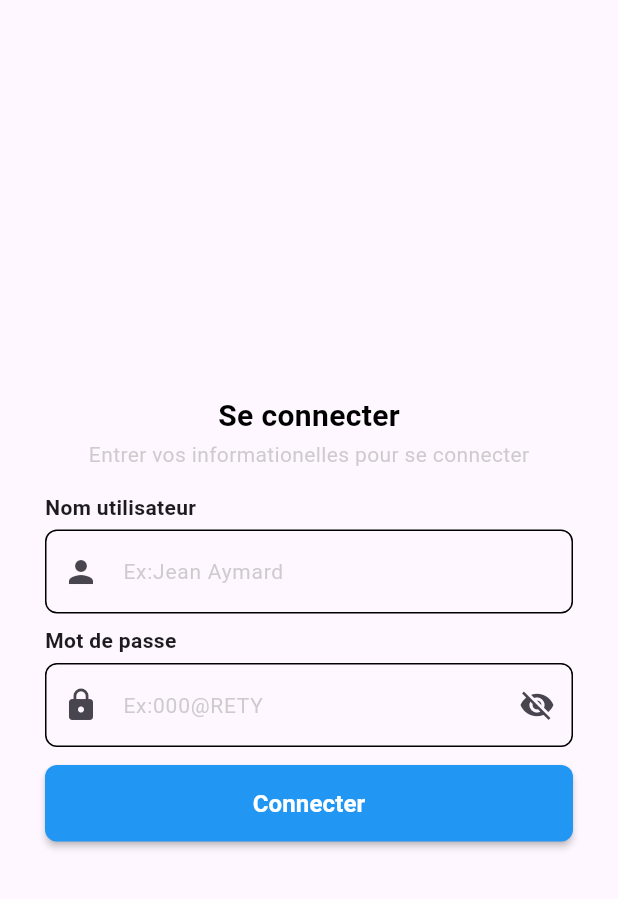
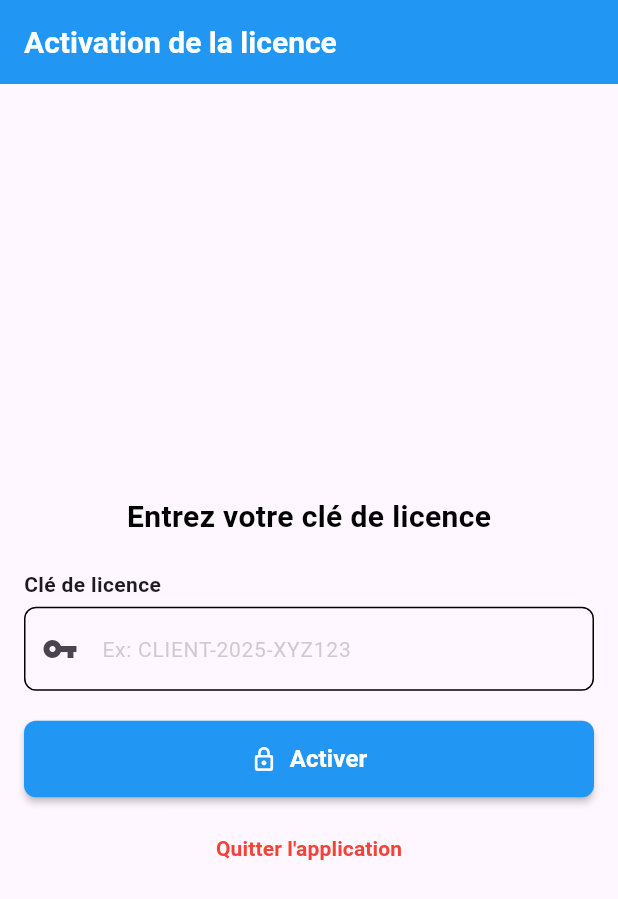
Before and after one commit to Balelee/pos-system, a Flutter app: the screen it shows after launch, on a phone screen of 412 x 824 dp. Shown: the top 899 px of the screen. Run offline on Flutter 3.47's test engine with Material 3 defaults, Android fonts, the phone set to English and light mode, and no system bars; drawn by our look-alikes of toastification; our stand-ins replace flutter_secure_storage, get, image_picker, sqflite; missing offline and left inert: bcrypt, blue_thermal_printer, esc_pos_utils; accounts and stored records are empty.

Commit message:
licence key is done !

```diff
--- /dev/null
+++ b/lib/app/modules/licence/views/licence_view.dart
@@ -0,0 +1,74 @@
+import 'package:flutter/material.dart';
+import 'package:flutter/services.dart';
+import 'package:get/get.dart';
+import 'package:pos/app/data/components/bouton/bouton.dart';
+import 'package:pos/app/data/components/color/appcolor.dart';
+import 'package:pos/app/data/components/text/text.dart';
+import 'package:pos/app/data/components/textField/textField.dart';
+import '../controllers/licence_controller.dart';
+
+class LicenceView extends GetView<LicenceController> {
+  const LicenceView({super.key});
+
+  @override
+  Widget build(BuildContext context) {
+    return Scaffold(
+      appBar: AppBar(
+        title: const ParagraphText(
+          text: "Activation de la licence",
+          color: Colors.white,
+        ),
+        backgroundColor: Colors.blue,
+      ),
+      body: Padding(
+        padding: const EdgeInsets.all(16.0),
+        child: Column(
+          crossAxisAlignment: CrossAxisAlignment.center,
+          mainAxisAlignment: MainAxisAlignment.center,
+          children: [
+            const SizedBox(height: 40),
+            const ParagraphText(
+              text: "Entrez votre clé de licence",
+            ),
+            const SizedBox(height: 20),
+            CustomTextField(
+              prefixIcon: Icons.vpn_key,
+              label: "Clé de licence",
+              hintText: "Ex: CLIENT-2025-XYZ123",
+              keyboardType: TextInputType.text,
+              hintStyle: TextStyle(
+                color: AppColor.bodyText2Color.withOpacity(0.5),
+                fontSize: 14,
+              ),
+              controller: controller.licenseTextController,
+            ),
+            const SizedBox(height: 20),
+            Obx(
+              () => CustomButton(
+                icon: Icons.lock_outline_rounded,
+                isLoading: controller.isLoading.value,
+                text: "Activer",
+                onPressed: () {
+                  controller.activateLicense();
+                },
+              ),
+            ),
+            const SizedBox(height: 10),
+            TextButton(
+              onPressed: () {
+                SystemNavigator.pop();
+              },
+              child: Text(
+                "Quitter l'application",
+                style: TextStyle(
+                  color: Colors.red,
+                  fontWeight: FontWeight.bold,
+                ),
+              ),
+            ),
+          ],
+        ),
+      ),
+    );
+  }
+}
--- a/lib/app/routes/app_pages.dart
+++ b/lib/app/routes/app_pages.dart
@@ -4,6 +4,8 @@ import '../modules/configuration/bindings/configuration_binding.dart';
 import '../modules/configuration/views/configuration_view.dart';
 import '../modules/home/bindings/home_binding.dart';
 import '../modules/home/views/home_view.dart';
+import '../modules/licence/bindings/licence_binding.dart';
+import '../modules/licence/views/licence_view.dart';
 import '../modules/listCashier/bindings/list_cashier_binding.dart';
 import '../modules/listCashier/views/list_cashier_view.dart';
 import '../modules/login/bindings/login_binding.dart';
@@ -27,6 +29,7 @@ class AppPages {
   static const LOGIN = Routes.LOGIN;
   static const HOME = Routes.HOME;
   static const REGISTER = Routes.REGISTER;
+  static const LICENCE = Routes.LICENCE;
 
   static final routes = [
     GetPage(
@@ -74,5 +77,10 @@ class AppPages {
       page: () => const ConfigurationView(),
       binding: ConfigurationBinding(),
     ),
+    GetPage(
+      name: _Paths.LICENCE,
+      page: () => const LicenceView(),
+      binding: LicenceBinding(),
+    ),
   ];
 }
--- a/lib/app/routes/app_routes.dart
+++ b/lib/app/routes/app_routes.dart
@@ -12,6 +12,7 @@ abstract class Routes {
   static const SALE_HISTORIQUE = _Paths.SALE_HISTORIQUE;
   static const PAIEMENT = _Paths.PAIEMENT;
   static const CONFIGURATION = _Paths.CONFIGURATION;
+  static const LICENCE = _Paths.LICENCE;
 }
 
 abstract class _Paths {
@@ -25,4 +26,5 @@ abstract class _Paths {
   static const SALE_HISTORIQUE = '/sale-historique';
   static const PAIEMENT = '/paiement';
   static const CONFIGURATION = '/configuration';
+  static const LICENCE = '/licence';
 }
--- a/lib/main.dart
+++ b/lib/main.dart
@@ -13,7 +13,7 @@ void main() async {
       child: GetMaterialApp(
         debugShowCheckedModeBanner: false,
         title: "POS System",
-        initialRoute: AppPages.LOGIN,
+        initialRoute: AppPages.LICENCE,
         getPages: AppPages.routes,
       ),
     ),
--- a/pubspec.yaml
+++ b/pubspec.yaml
@@ -43,6 +43,7 @@ dependencies:
   esc_pos_utils: ^1.1.0
   blue_thermal_printer: ^1.2.3
   image: ^3.3.0
+  flutter_secure_storage: ^9.2.4
 
 dev_dependencies:
   flutter_test:
```
Also changed, not shown: lib/app/modules/licence/bindings/licence_binding.dart (added, +12 -0 lines), lib/app/modules/licence/controllers/licence_controller.dart (added, +103 -0 lines), pubspec.lock, 6 other files.
